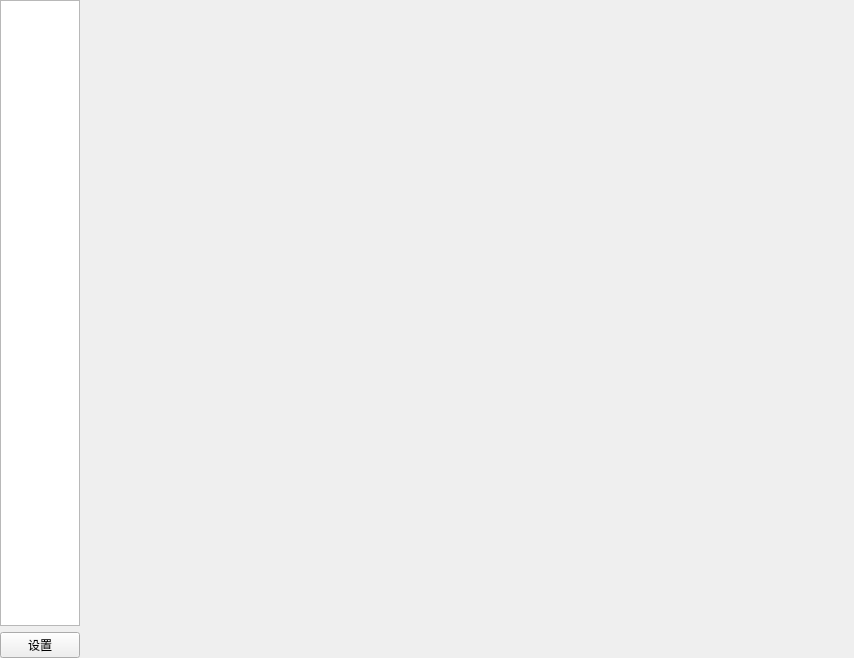
Old version of the form ui/MainWindow.ui in the repository ovo-Tim/potato-diary.
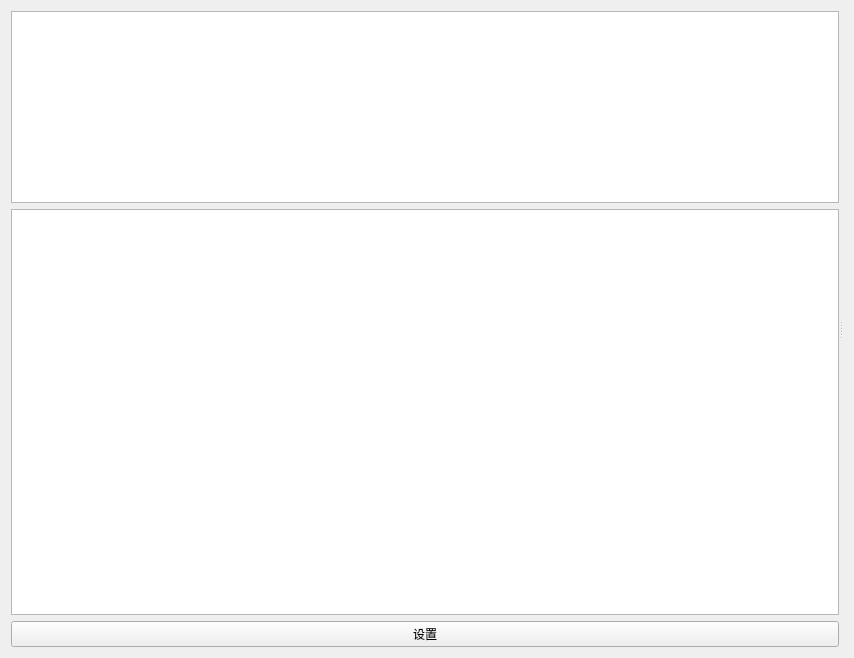
New version of the form.

```diff
--- a/ui/MainWindow.ui
+++ b/ui/MainWindow.ui
@@ -14,24 +14,38 @@
    <string>土豆日记</string>
   </property>
   <layout class="QGridLayout" name="gridLayout">
-   <property name="leftMargin">
-    <number>0</number>
-   </property>
-   <property name="topMargin">
-    <number>0</number>
-   </property>
-   <property name="rightMargin">
-    <number>0</number>
-   </property>
-   <property name="bottomMargin">
-    <number>0</number>
-   </property>
    <item row="0" column="0">
-    <layout class="QHBoxLayout" name="horizontalLayout" stretch="1,10">
+    <widget class="QSplitter" name="splitter">
+     <property name="orientation">
+      <enum>Qt::Horizontal</enum>
+     </property>
+     <widget class="QWidget" name="">
+      <layout class="QVBoxLayout" name="verticalLayout">
      <item>
-      <layout class="QVBoxLayout" name="verticalLayout_2">
+        <widget class="QListWidget" name="function_selection">
+         <property name="sizePolicy">
+          <sizepolicy hsizetype="Expanding" vsizetype="Minimum">
+           <horstretch>0</horstretch>
+           <verstretch>0</verstretch>
+          </sizepolicy>
+         </property>
+         <property name="minimumSize">
+          <size>
+           <width>0</width>
+           <height>5</height>
+          </size>
+         </property>
+        </widget>
+       </item>
        <item>
-        <widget class="QListWidget" name="function_selection"/>
+        <widget class="QTreeView" name="treeView">
+         <property name="sizePolicy">
+          <sizepolicy hsizetype="Expanding" vsizetype="Expanding">
+           <horstretch>0</horstretch>
+           <verstretch>0</verstretch>
+          </sizepolicy>
+         </property>
+        </widget>
        </item>
        <item>
         <widget class="QPushButton" name="set_btn">
@@ -41,8 +55,7 @@
         </widget>
        </item>
       </layout>
-     </item>
-     <item>
+     </widget>
       <widget class="QStackedWidget" name="stackedWidget">
        <property name="enabled">
         <bool>true</bool>
@@ -67,8 +80,7 @@
        <widget class="QWidget" name="new_file"/>
        <widget class="QWidget" name="statistics"/>
       </widget>
-     </item>
-    </layout>
+    </widget>
    </item>
   </layout>
  </widget>
```
Lines whose indentation alone changed are shown as unchanged.
